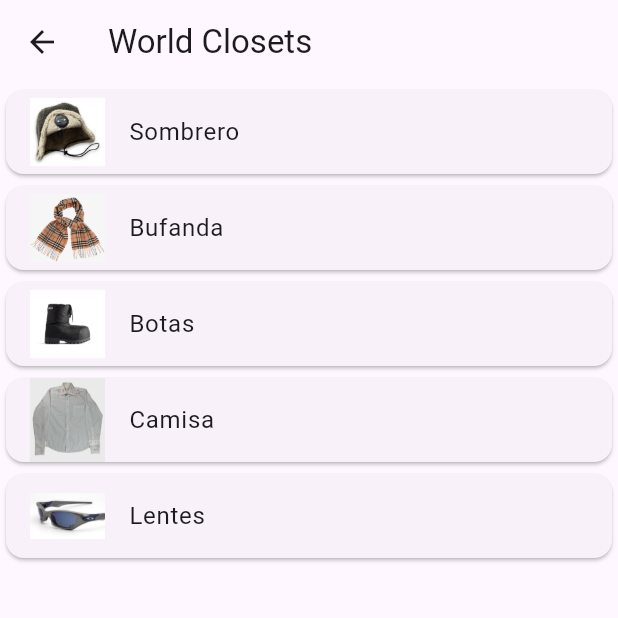
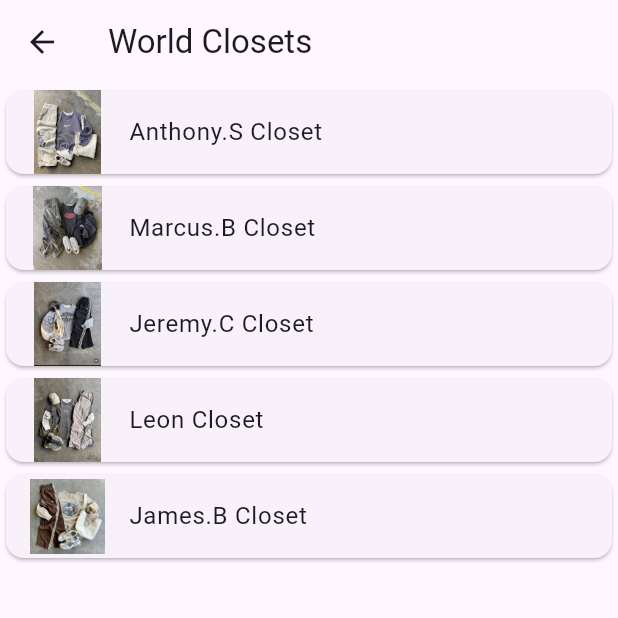
Before and after one commit to Ranafonica/MyClosetApp, a Flutter app: the WorldClosetsPage screen opened directly, on a phone screen of 412 x 824 dp, the top half of it. Run offline on Flutter 3.47's test engine with Material 3 defaults, Android fonts, the phone set to English and light mode, and no system bars.

Commit message:
Cambios en world_closet
se genera más independencia de my_closet y tambien se ocupa con otros fines

```diff
--- a/flutter_myclosetapp/lib/pages/world_closets.dart
+++ b/flutter_myclosetapp/lib/pages/world_closets.dart
@@ -5,11 +5,11 @@ class WorldClosetsPage extends StatelessWidget {
   const WorldClosetsPage({super.key,  required this.title});
 
   final List<ClosetItem> items = const [
-    ClosetItem(name: "Sombrero", imagePath: "assets/sombrero.png"),
-    ClosetItem(name: "Bufanda", imagePath: "assets/bufanda.png"),
-    ClosetItem(name: "Botas", imagePath: "assets/botas.png"),
-    ClosetItem(name: "Camisa", imagePath: "assets/camisa.png"),
-    ClosetItem(name: "Lentes", imagePath: "assets/lentes.png"),
+    ClosetItem(name: "Anthony.S Closet", imagePath: "assets/outfit1.jpg"),
+    ClosetItem(name: "Marcus.B Closet", imagePath: "assets/outfit2.jpg"),
+    ClosetItem(name: "Jeremy.C Closet", imagePath: "assets/outfit3.jpg"),
+    ClosetItem(name: "Leon Closet", imagePath: "assets/outfit4.jpg"),
+    ClosetItem(name: "James.B Closet", imagePath: "assets/outfit5.jpg"),
   ];
 
   final String title;
--- a/flutter_myclosetapp/pubspec.yaml
+++ b/flutter_myclosetapp/pubspec.yaml
@@ -60,6 +60,11 @@ flutter:
     - assets/botas.png
     - assets/camisa.png
     - assets/lentes.png
+    - assets/outfit1.jpg
+    - assets/outfit2.jpg
+    - assets/outfit3.jpg
+    - assets/outfit4.jpg
+    - assets/outfit5.jpg
 
 
   # The following line ensures that the Material Icons font is
```
Also changed, not shown: flutter_myclosetapp/assets/outfit1.jpg (added), flutter_myclosetapp/assets/outfit2.jpg (added), flutter_myclosetapp/assets/outfit3.jpg (added), flutter_myclosetapp/assets/outfit4.jpg (added), flutter_myclosetapp/assets/outfit5.jpg (added).
